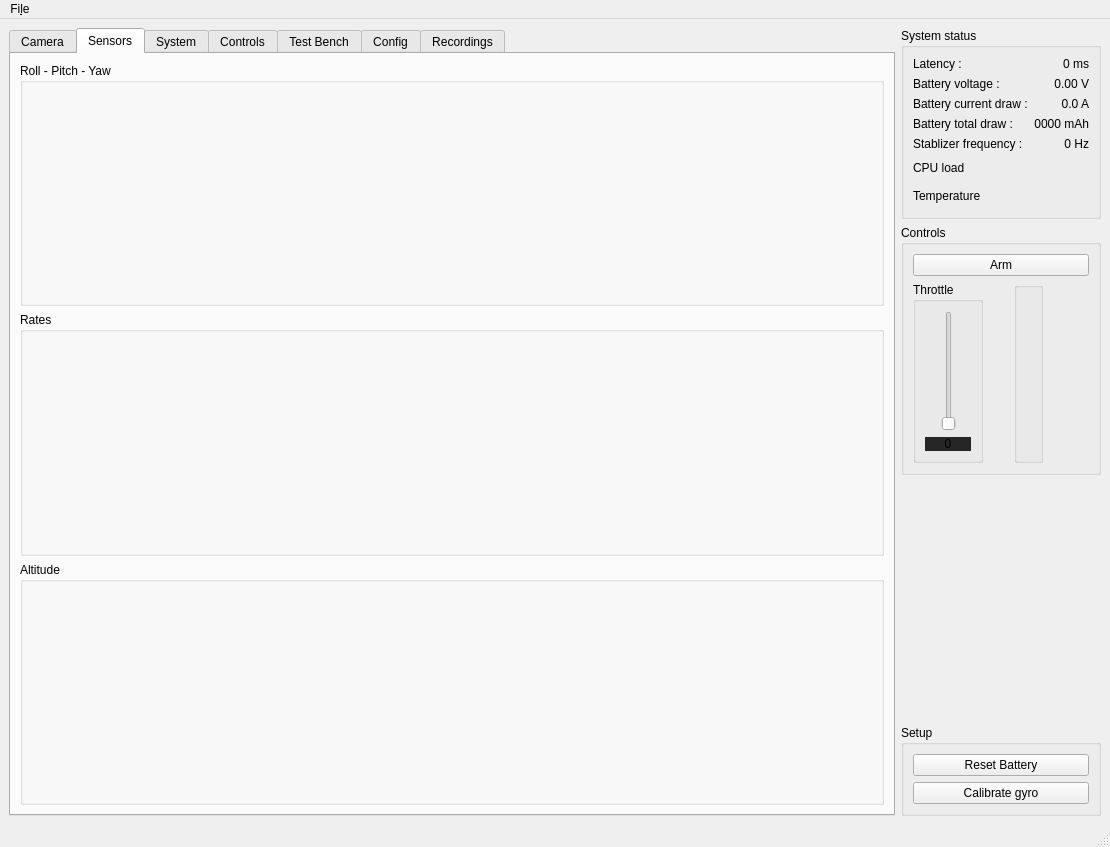
Before: the Qt Designer form controller_pc/ui/mainWindow.ui in dridri/bcflight, drawn with Qt 5.
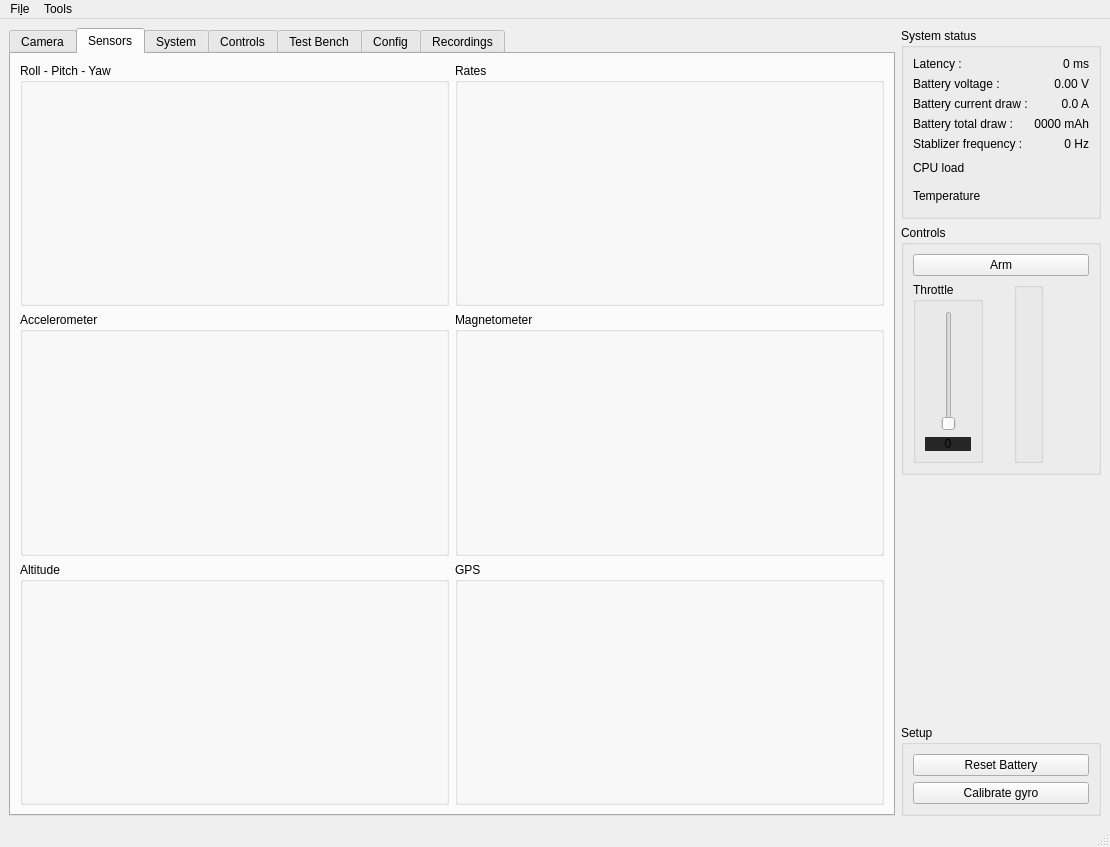
After: the same form once the commit is applied. The open tabs and pages were chosen to show the change. Custom widgets are drawn as their Qt base class.

What changed in the file:
```diff
--- a/controller_pc/ui/mainWindow.ui
+++ b/controller_pc/ui/mainWindow.ui
@@ -295,7 +295,7 @@
        <attribute name="title">
         <string>Sensors</string>
        </attribute>
-       <layout class="QGridLayout" name="gridLayout_5">
+       <layout class="QGridLayout" name="gridLayout_37">
         <item row="0" column="0">
          <widget class="QGroupBox" name="groupBox">
           <property name="title">
@@ -312,6 +312,54 @@
           </layout>
          </widget>
         </item>
+        <item row="0" column="1">
+         <widget class="QGroupBox" name="groupBox_3">
+          <property name="title">
+           <string>Rates</string>
+          </property>
+          <layout class="QGridLayout" name="gridLayout_4">
+           <item row="0" column="0">
+            <widget class="QCustomPlot" name="rates" native="true">
+             <property name="styleSheet">
+              <string notr="true">background-color: rgba( 0, 0, 0, 0 )</string>
+             </property>
+            </widget>
+           </item>
+          </layout>
+         </widget>
+        </item>
+        <item row="1" column="0">
+         <widget class="QGroupBox" name="groupBox_24">
+          <property name="title">
+           <string>Accelerometer</string>
+          </property>
+          <layout class="QGridLayout" name="gridLayout_5">
+           <item row="0" column="0">
+            <widget class="QCustomPlot" name="accelerometer" native="true">
+             <property name="styleSheet">
+              <string notr="true">background-color: rgba( 0, 0, 0, 0 )</string>
+             </property>
+            </widget>
+           </item>
+          </layout>
+         </widget>
+        </item>
+        <item row="1" column="1">
+         <widget class="QGroupBox" name="groupBox_25">
+          <property name="title">
+           <string>Magnetometer</string>
+          </property>
+          <layout class="QGridLayout" name="gridLayout_35">
+           <item row="0" column="0">
+            <widget class="QCustomPlot" name="magnetometer" native="true">
+             <property name="styleSheet">
+              <string notr="true">background-color: rgba( 0, 0, 0, 0 )</string>
+             </property>
+            </widget>
+           </item>
+          </layout>
+         </widget>
+        </item>
         <item row="2" column="0">
          <widget class="QGroupBox" name="groupBox_2">
           <property name="title">
@@ -328,14 +376,14 @@
           </layout>
          </widget>
         </item>
-        <item row="1" column="0">
-         <widget class="QGroupBox" name="groupBox_3">
+        <item row="2" column="1">
+         <widget class="QGroupBox" name="groupBox_26">
           <property name="title">
-           <string>Rates</string>
+           <string>GPS</string>
           </property>
-          <layout class="QGridLayout" name="gridLayout_4">
+          <layout class="QGridLayout" name="gridLayout_36">
            <item row="0" column="0">
-            <widget class="QCustomPlot" name="rates" native="true">
+            <widget class="QCustomPlot" name="gps" native="true">
              <property name="styleSheet">
               <string notr="true">background-color: rgba( 0, 0, 0, 0 )</string>
              </property>
@@ -1385,7 +1433,14 @@
     <addaction name="actionInspect_blackbox"/>
     <addaction name="actionSettings"/>
    </widget>
+   <widget class="QMenu" name="menuTools">
+    <property name="title">
+     <string>Tools</string>
+    </property>
+    <addaction name="actionVideo_Editor"/>
+   </widget>
    <addaction name="menuFile"/>
+   <addaction name="menuTools"/>
   </widget>
   <widget class="QStatusBar" name="statusbar"/>
   <action name="actionSettings">
```
Left out of the diff: 619 changed lines with no effect on the pictures.
